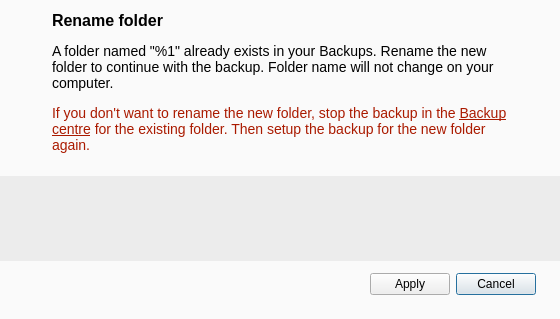
Qt form src/MEGASync/syncs/gui/Backups/macx/BackupNameConflictDialog.ui (meganz/MEGAsync) before a commit.
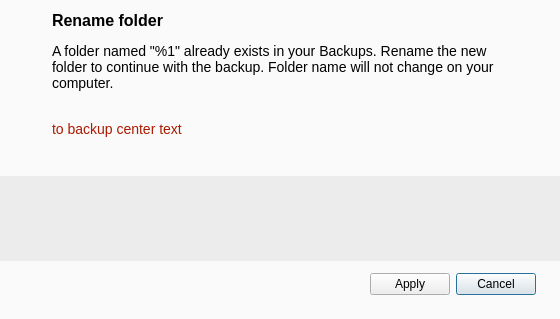
The same form after that commit. Icons and pictures are not drawn.

Commit message: rich text changed to ease translation tasks

The edit to the form file:
```diff
--- a/src/MEGASync/syncs/gui/Backups/macx/BackupNameConflictDialog.ui
+++ b/src/MEGASync/syncs/gui/Backups/macx/BackupNameConflictDialog.ui
@@ -128,10 +128,10 @@
 }</string>
        </property>
        <property name="text">
-        <string>&lt;html&gt;&lt;head/&gt;&lt;body&gt;&lt;p&gt;If you don't want to rename the new folder, stop the backup in the &lt;a href=&quot;https://13755-backup-center.developers.mega.co.nz/fm/backups&quot;&gt;&lt;span style=&quot; text-decoration: underline; color:#aa1a00;&quot;&gt;Backup centre&lt;/span&gt;&lt;/a&gt; for the existing folder. Then setup the backup for the new folder again. &lt;/p&gt;&lt;/body&gt;&lt;/html&gt;</string>
+        <string notr="true">to backup center text</string>
        </property>
        <property name="textFormat">
-        <enum>Qt::RichText</enum>
+        <enum>Qt::PlainText</enum>
        </property>
        <property name="wordWrap">
         <bool>true</bool>
```
The commit also changes 4 other files.
